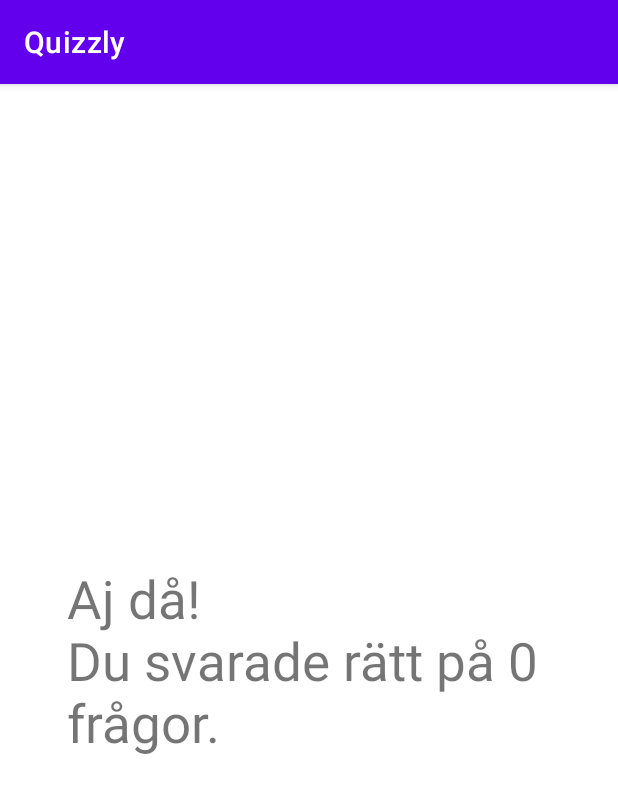
After one commit to HenrikSjoe/Quizzly, an Android app: the ResultActivity screen opened directly, with no data from a screen before it, on a phone screen of 412 x 824 dp. The commit adds this screen. Shown: the top 793 px of the screen. Run offline under Robolectric (Android 15) with nearby library versions, the phone set to English and light mode, and no system bars.

Commit message:
Added ResultActivity

```diff
--- a/app/src/main/AndroidManifest.xml
+++ b/app/src/main/AndroidManifest.xml
@@ -9,6 +9,9 @@
         android:roundIcon="@mipmap/ic_launcher_round"
         android:supportsRtl="true"
         android:theme="@style/Theme.Quizzly">
+        <activity
+            android:name=".ResultActivity"
+            android:exported="true" />
         <activity
             android:name=".MixedActivity"
             android:exported="true" />
--- /dev/null
+++ b/app/src/main/java/com/example/quizzly/ResultActivity.kt
@@ -0,0 +1,31 @@
+package com.example.quizzly
+
+import androidx.appcompat.app.AppCompatActivity
+import android.os.Bundle
+import android.widget.TextView
+
+class ResultActivity : AppCompatActivity() {
+
+    lateinit var result : TextView
+
+    override fun onCreate(savedInstanceState: Bundle?) {
+        super.onCreate(savedInstanceState)
+        setContentView(R.layout.activity_result)
+
+        result = findViewById(R.id.resultTextView)
+
+        val answeredCorrect = intent.getIntExtra("answeredCorrect",0)
+
+
+        if (answeredCorrect == 5) {
+            result.text = "Alla rätt! Snyggt jobbat!"
+        } else if (answeredCorrect >= 3) {
+            result.text = "Bra jobbat! \nDu svarade rätt på $answeredCorrect \nfrågor."
+        } else if (answeredCorrect == 1) {
+            result.text = "Aj då! \nDu svarade rätt på $answeredCorrect \nfråga."
+        } else {
+            result.text = "Aj då! \nDu svarade rätt på $answeredCorrect \nfrågor."
+        }
+
+    }
+}
--- /dev/null
+++ b/app/src/main/res/layout/activity_result.xml
@@ -0,0 +1,19 @@
+<?xml version="1.0" encoding="utf-8"?>
+<androidx.constraintlayout.widget.ConstraintLayout xmlns:android="http://schemas.android.com/apk/res/android"
+    xmlns:app="http://schemas.android.com/apk/res-auto"
+    xmlns:tools="http://schemas.android.com/tools"
+    android:layout_width="match_parent"
+    android:layout_height="match_parent"
+    tools:context=".ResultActivity">
+
+    <TextView
+        android:id="@+id/resultTextView"
+        android:layout_width="wrap_content"
+        android:layout_height="wrap_content"
+        android:text="TextView"
+        android:textSize="35sp"
+        app:layout_constraintBottom_toBottomOf="parent"
+        app:layout_constraintEnd_toEndOf="parent"
+        app:layout_constraintStart_toStartOf="parent"
+        app:layout_constraintTop_toTopOf="parent" />
+</androidx.constraintlayout.widget.ConstraintLayout>
```
Also changed, not shown: app/src/main/java/com/example/quizzly/MixedActivity.kt (+10 -3 lines).
